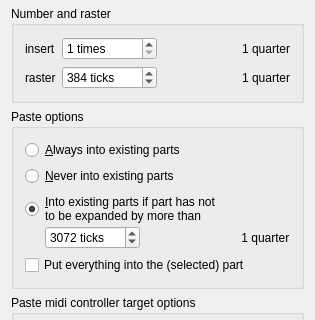
The window that muse3/muse/components/pasteeventsdialogbase.ui (emrum/muse) describes before a commit, drawn with Qt 5; both pictures show x 0 to 315 and y 0 to 320 of the 315 by 614 pixel window.
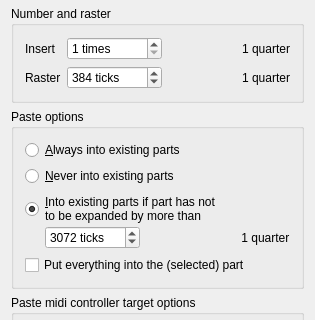
The same window after the commit. Icons and pictures are not drawn.

The edit to the form file:
```diff
--- a/muse3/muse/components/pasteeventsdialogbase.ui
+++ b/muse3/muse/components/pasteeventsdialogbase.ui
@@ -40,7 +40,7 @@
         <item row="0" column="0">
          <widget class="QLabel" name="label">
           <property name="text">
-           <string>insert</string>
+           <string>Insert</string>
           </property>
          </widget>
         </item>
@@ -60,7 +60,7 @@
         <item row="1" column="0">
          <widget class="QLabel" name="label_3">
           <property name="text">
-           <string>raster</string>
+           <string>Raster</string>
           </property>
          </widget>
         </item>
```
Left out of the diff: 12 changed lines with no effect on the pictures.
